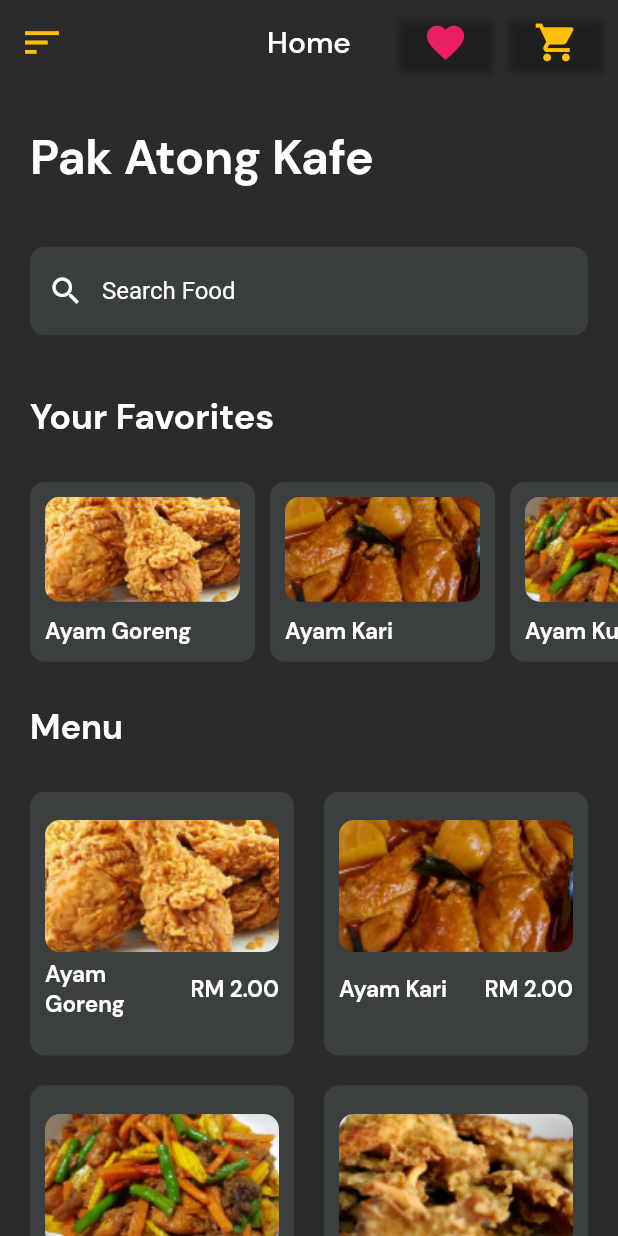
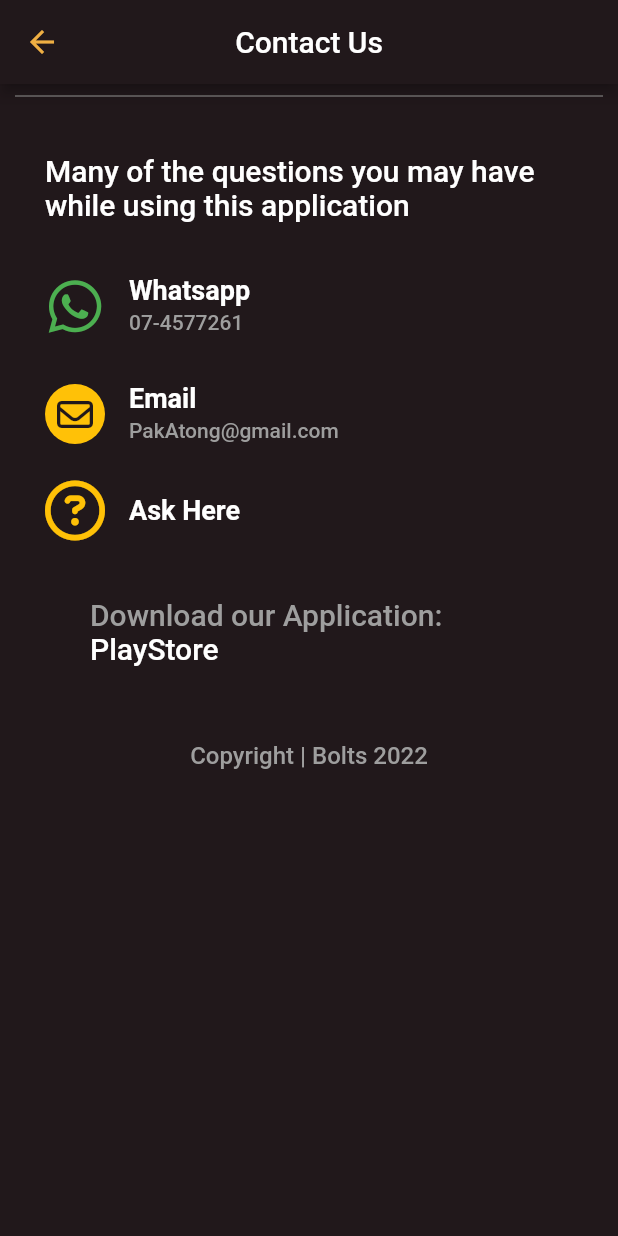
Before and after one commit to UTM-AD-Group-Bolt/Pak-Atong-Kafe-App, a Flutter app: the screen it shows after launch, on a phone screen of 412 x 824 dp. Run offline on Flutter 3.47's test engine with Material 2 defaults, Android fonts, the phone set to English and light mode, and no system bars; our stand-ins replace cloud_firestore, firebase_auth, firebase_core, font_awesome_flutter, get; accounts and stored records are empty.

Commit message:
CustomerSupportPage

```diff
--- /dev/null
+++ b/lib/CustomerSupportPage.dart
@@ -0,0 +1,182 @@
+import 'package:flutter/material.dart';
+
+import 'blank_screen.dart';
+import 'package:font_awesome_flutter/font_awesome_flutter.dart';
+class ContactScreen extends StatelessWidget {
+  const ContactScreen({Key? key}) : super(key: key);
+
+  @override
+  Widget build(BuildContext context) {
+    return SafeArea(
+      child: Scaffold(
+        appBar: AppBar(
+          leading: Icon(Icons.arrow_back, color: Color(0xFFefaf43),),
+          backgroundColor: Color(0xFF21181b),
+          title: Text("Contact Us"),
+          centerTitle: true,
+        ),
+        backgroundColor: Color(0xFF21181b),
+        body: Column(
+
+          crossAxisAlignment: CrossAxisAlignment.start,
+          children: [
+            // //Row(
+            //   children: [
+            //     Icon(Icons.arrow_back),
+            //     // IconButton(
+            //     //   onPressed: () {},
+            //     //   icon: Icon(
+            //     //     Icons.arrow_back,
+            //     //     color: Color(0xFFefaf43),
+            //     //   ),
+            //     // ),
+            //     Spacer(),
+            //     Text(
+            //       "Contact Us",
+            //       style: TextStyle(
+            //           color: Colors.white,
+            //           fontSize: 16,
+            //           fontWeight: FontWeight.bold),
+            //     ),
+            //     SizedBox(),
+            //   ],
+            // ),
+            Divider(
+              color: Colors.grey,
+              endIndent: 10,
+              indent: 10,
+            ),
+            SizedBox(
+              height: 30,
+            ),
+            Padding(
+              padding: EdgeInsets.symmetric(horizontal: 30),
+              child: Column(
+                crossAxisAlignment: CrossAxisAlignment.start,
+                children: [
+                  Text(
+                    "Many of the questions you may have\nwhile using this application",
+                    style: TextStyle(
+                        color: Colors.white,
+                        fontSize: 20,
+                        fontWeight: FontWeight.w500),
+                  ),
+                  SizedBox(
+                    height: 20,
+                  ),
+                  ListTile(
+                    contentPadding: EdgeInsets.zero,
+                    leading: Icon(
+                      FontAwesomeIcons.whatsapp,
+                      color: Colors.green,
+                      size: 40,
+                    ),
+                    title:  Text(
+                      "Whatsapp",
+                      style: TextStyle(
+                          color: Colors.white,
+                          fontSize: 18,
+                          fontWeight: FontWeight.bold),
+                    ),
+                    subtitle:  Text(
+                      "07-4577261",
+                      style: TextStyle(
+                          color: Colors.grey,
+                          fontWeight: FontWeight.w500),
+                    ),
+                  ),
+                  ListTile(
+                    contentPadding: EdgeInsets.zero,
+                    leading: Container(
+                      height: 40,
+                      width: 40,
+                      alignment: Alignment.center,
+                      decoration: BoxDecoration(
+                        shape: BoxShape.circle,
+                        color: Colors.amber,
+                      ),
+                      child: Icon(FontAwesomeIcons.envelope,color: Color(0xFF21181b),),
+                    ),
+                    title:  Text(
+                      "Email",
+                      style: TextStyle(
+                          color: Colors.white,
+                          fontSize: 18,
+                          fontWeight: FontWeight.bold),
+                    ),
+                    subtitle:  Text(
+                      "PakAtong@gmail.com",
+                      style: TextStyle(
+                          color: Colors.grey,
+                          fontWeight: FontWeight.w500),
+                    ),
+                  ),
+                  InkWell(
+                    child: ListTile(
+                      onTap: (){
+                        Navigator.push(context, MaterialPageRoute(builder: (_){
+                          return BlankScreen();
+                        },),);
+                      },
+                      contentPadding: EdgeInsets.zero,
+                      leading: Icon(FontAwesomeIcons.questionCircle,size: 40,color: Colors.amber,),
+                      title:  Text(
+                        "Ask Here",
+                        style: TextStyle(
+                            color: Colors.white,
+                            fontSize: 18,
+                            fontWeight: FontWeight.bold),
+                      ),
+                      // subtitle:  Text(
+                      //   "abc@gmail.com",
+                      //   style: TextStyle(
+                      //       color: Colors.grey,
+                      //       fontWeight: FontWeight.w500),
+                      // ),
+                    ),
+                  ),
+                  SizedBox(height: 30,),
+                  Padding(padding: EdgeInsets.symmetric(horizontal: 30),
+                    child: Column(
+                      crossAxisAlignment: CrossAxisAlignment.start,
+                      children: [
+                        Text(
+                          "Download our Application:",
+                          style: TextStyle(
+                              color: Colors.grey,
+                              fontSize: 20,
+                              fontWeight: FontWeight.w500),
+                        ),
+                        Text(
+                          "PlayStore",
+                          style: TextStyle(
+                              color: Colors.white,
+                              fontSize: 20,
+                              fontWeight: FontWeight.w500),
+                        ),
+                        SizedBox(height: 50,),
+                        Row(
+                          mainAxisAlignment: MainAxisAlignment.center,
+                          children: [
+                            Text(
+                              "Copyright | Bolts 2022",
+                              style: TextStyle(
+                                  color: Colors.grey,
+                                  fontSize: 16,
+                                  fontWeight: FontWeight.w500),
+                            ),
+                          ],
+                        ),
+                      ],),),
+
+
+                ],
+              ),
+            ),
+
+          ],
+        ),
+      ),
+    );
+  }
+}
--- a/lib/ReviewCard.dart
+++ b/lib/ReviewCard.dart
@@ -1,4 +1,5 @@
 import 'Review.dart';
+import 'package:flutter/material.dart';
 
 class ReviewCard extends StatelessWidget {
   final Review review;
--- a/lib/pages/wrapper.dart
+++ b/lib/pages/wrapper.dart
@@ -1,4 +1,5 @@
 
+import 'package:myapp/models/user.dart';
 import 'package:myapp/pages/authenticate.dart';
 import 'package:myapp/pages/HomePage.dart';
 import 'package:flutter/material.dart';
--- a/pubspec.yaml
+++ b/pubspec.yaml
@@ -46,6 +46,8 @@ dependencies:
   flutter_svg: ^1.1.6
   get: ^4.6.5
   http: ^0.13.5
+  font_awesome_flutter: ^10.3.0
+
 
 dev_dependencies:
   flutter_test:
```
Also changed, not shown: lib/ReviewPage1.dart (+46 -46 lines), lib/blank_screen.dart (added, +63 -0 lines), lib/main.dart (+29 -31 lines), lib/pages/ForgotPassword.dart (+9 -10 lines), lib/pages/ReviewPage.dart (+43 -43 lines), pubspec.lock.
